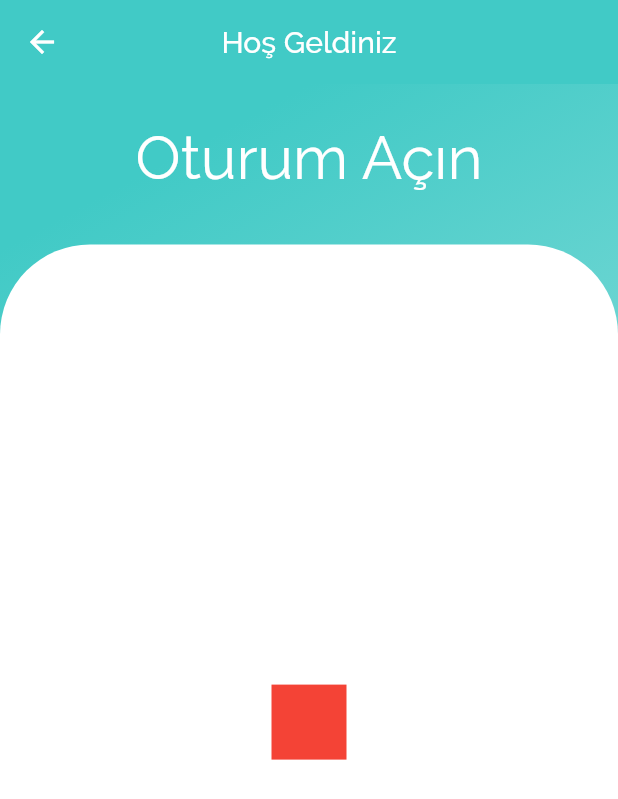
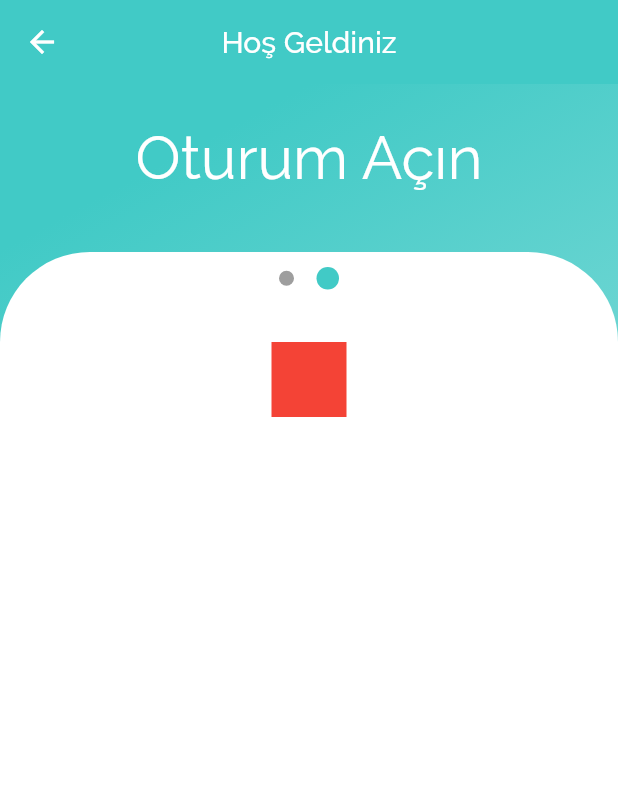
Before and after one commit to atasoy182/TFinderApp, a Flutter app: the LoginPage screen opened directly, swiped to page 2, on a phone screen of 412 x 824 dp. Shown: the top 799 px of the screen. Run offline on Flutter 3.47's test engine with Material 2 defaults, Android fonts, the phone set to English and light mode, and no system bars; our stand-ins replace simple_animations.

Commit message:
Sayfa Geçişlerinde noktalamaların çalışması sağlandı.

```diff
--- a/lib/login_page.dart
+++ b/lib/login_page.dart
@@ -12,6 +12,7 @@ bool animateBody = true;
 
 class _LoginPageState extends State<LoginPage> {
   PageController _pageController = PageController(initialPage: 0);
+  int _currentPageIndex = 0;
 
   @override
   void initState() {
@@ -20,6 +21,12 @@ class _LoginPageState extends State<LoginPage> {
     WidgetsBinding.instance.addPostFrameCallback((_) {
       animateBody = false;
     });
+  }
+
+  @override
+  void dispose() {
+    super.dispose();
+    _pageController.dispose();
   }
 
   @override
@@ -68,6 +75,9 @@ class _LoginPageState extends State<LoginPage> {
                         ),
                       ),
                       animateBody),
+                  SizedBox(
+                    height: 5,
+                  ),
                 ],
               ),
             ),
@@ -81,18 +91,31 @@ class _LoginPageState extends State<LoginPage> {
                         topRight: Radius.circular(60))),
                 child: SingleChildScrollView(
                   child: Padding(
-                    padding: EdgeInsets.all(30),
+                    padding: EdgeInsets.only(left: 30, right: 30, top: 10),
                     child: SizedBox(
                       height: MediaQuery.of(context).size.height * 7 / 10,
-                      child: PageView.builder(
+                      child: Stack(
+                        children: [
+                          pageDots(_currentPageIndex, context),
+                          PageView.builder(
                             scrollDirection: Axis.horizontal,
                             controller: _pageController,
                             itemCount: 2,
+                            onPageChanged: (ix) {
+                              print(" changed index" + ix.toString());
+                              setState(() {
+                                _currentPageIndex = ix;
+                              });
+                            },
                             itemBuilder: (ctx, ix) {
-                          print("Index : " + ix.toString());
                               if (ix == 1) animateBody = false;
-                          return ix == 0 ? loginPageBody() : registerPageBody();
+                              _currentPageIndex = ix;
+                              return ix == 0
+                                  ? loginPageBody()
+                                  : registerPageBody();
                             },
+                          ),
+                        ],
                       ),
                     ),
                   ),
@@ -269,12 +292,67 @@ class _loginPageBodyState extends State<loginPageBody> {
 class registerPageBody extends StatelessWidget {
   @override
   Widget build(BuildContext context) {
-    return Center(
+    return Column(
+      children: [
+        Center(
           child: Container(
+            margin: EdgeInsets.all(50),
             width: 50,
             height: 50,
             color: Colors.red,
           ),
+        ),
+      ],
     );
   }
 }
+
+Widget pageDots(int currentPageIx, BuildContext context) {
+  double _pasifBoyut = 10;
+  double _aktifBoyut = 15;
+  int _currentPageIndex = currentPageIx;
+
+  return _currentPageIndex == 0
+      ? Row(
+          mainAxisAlignment: MainAxisAlignment.center,
+          children: [
+            Container(
+              height: _aktifBoyut,
+              width: _aktifBoyut,
+              decoration: BoxDecoration(
+                  shape: BoxShape.circle,
+                  color: Theme.of(context).primaryColor),
+            ),
+            SizedBox(
+              width: 15,
+            ),
+            Container(
+              height: _pasifBoyut,
+              width: _pasifBoyut,
+              decoration:
+                  BoxDecoration(shape: BoxShape.circle, color: Colors.grey),
+            )
+          ],
+        )
+      : Row(
+          mainAxisAlignment: MainAxisAlignment.center,
+          children: [
+            Container(
+              height: _pasifBoyut,
+              width: _pasifBoyut,
+              decoration:
+                  BoxDecoration(shape: BoxShape.circle, color: Colors.grey),
+            ),
+            SizedBox(
+              width: 15,
+            ),
+            Container(
+              height: _aktifBoyut,
+              width: _aktifBoyut,
+              decoration: BoxDecoration(
+                  shape: BoxShape.circle,
+                  color: Theme.of(context).primaryColor),
+            )
+          ],
+        );
+}
```
Lines whose indentation alone changed are shown as unchanged.
